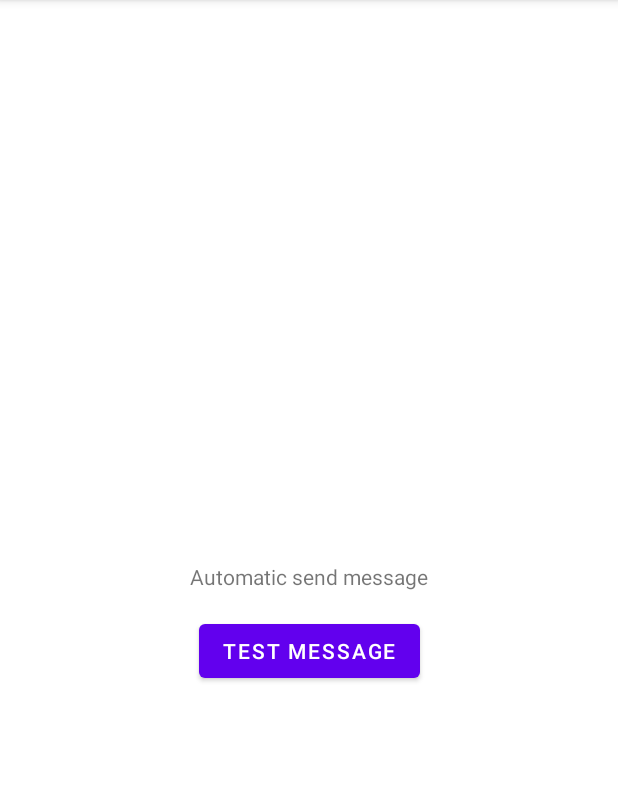
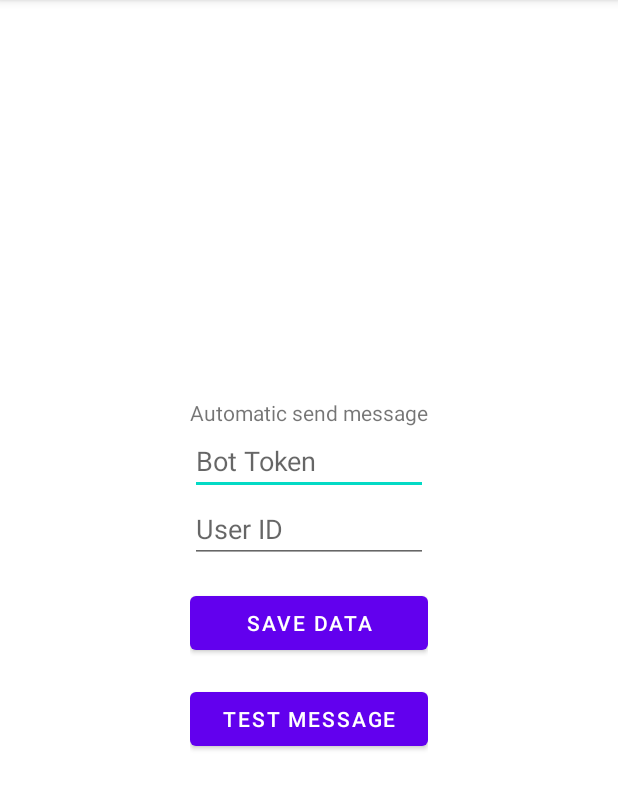
Before and after one commit to dizyaa/sms-receiver-android, an Android app: the screen it shows after launch (MainActivity), after a tap on "TEST MESSAGE", on a phone screen of 412 x 824 dp, the part 84-894 px from its top. Run offline under Robolectric (Android 15) with nearby library versions, the phone set to English and light mode, and no system bars; network calls fail; 1 statement that could not run was skipped.

Commit message:
add: data storage

```diff
--- a/app/build.gradle
+++ b/app/build.gradle
@@ -16,8 +16,6 @@ android {
         testInstrumentationRunner "androidx.test.runner.AndroidJUnitRunner"
 
         buildConfigField "String", "TELEGRAM_BASE_URL", TELEGRAM_BASE_URL
-        buildConfigField "String", "TELEGRAM_BOT_TOKEN", TELEGRAM_BOT_TOKEN
-        buildConfigField "String", "TELEGRAM_USER_ID", TELEGRAM_USER_ID
     }
 
     buildTypes {
--- /dev/null
+++ b/app/src/main/java/dev/dizel/smsreceiver/DataStorage.kt
@@ -0,0 +1,27 @@
+package dev.dizel.smsreceiver
+
+import android.content.Context
+
+class DataStorage(context: Context) {
+    private val sharedPreferences = context.getSharedPreferences("DATA", Context.MODE_PRIVATE)
+
+    fun saveUserId(userId: String) {
+        sharedPreferences.edit()
+            .putString("USER_ID", userId)
+            .apply()
+    }
+
+    fun getUserId(): String? {
+        return sharedPreferences.getString("USER_ID", null)
+    }
+
+    fun saveToken(token: String) {
+        sharedPreferences.edit()
+            .putString("TOKEN", token)
+            .apply()
+    }
+
+    fun getToken(): String? {
+        return sharedPreferences.getString("TOKEN", null)
+    }
+}
--- a/app/src/main/java/dev/dizel/smsreceiver/MainActivity.kt
+++ b/app/src/main/java/dev/dizel/smsreceiver/MainActivity.kt
@@ -2,32 +2,55 @@ package dev.dizel.smsreceiver
 
 import android.Manifest
 import android.os.Build
-import androidx.appcompat.app.AppCompatActivity
 import android.os.Bundle
 import android.widget.Button
+import android.widget.EditText
+import android.widget.Toast
+import androidx.appcompat.app.AppCompatActivity
 import androidx.lifecycle.lifecycleScope
-import kotlinx.coroutines.coroutineScope
 import kotlinx.coroutines.launch
 
 class MainActivity : AppCompatActivity() {
 
     private val requestPermissionCode = 103
+    private lateinit var storage: DataStorage
 
     override fun onCreate(savedInstanceState: Bundle?) {
         super.onCreate(savedInstanceState)
         setContentView(R.layout.activity_main)
+
+        storage = DataStorage(applicationContext)
+
         sendStartUpMessage()
+        setUpView()
+        requestPermissions()
+    }
 
-        findViewById<Button>(R.id.vTestButton).setOnClickListener {
-            sendTestMessage()
-        }
+    private fun setUpView() {
+        findViewById<Button>(R.id.vTestButton).setOnClickListener { sendTestMessage() }
+        findViewById<Button>(R.id.buttonSaveData).setOnClickListener { saveData() }
 
+        findViewById<EditText>(R.id.editTextToken).setText(storage.getToken() ?: "")
+        findViewById<EditText>(R.id.editTextUserId).setText(storage.getUserId() ?: "")
+    }
+
+    private fun requestPermissions() {
         requestPermissions(
             arrayOf(
                 Manifest.permission.READ_SMS,
                 Manifest.permission.RECEIVE_SMS,
             ), requestPermissionCode
         )
+    }
+
+    private fun saveData() {
+        val token = findViewById<EditText>(R.id.editTextToken).text.toString()
+        storage.saveToken(token)
+
+        val userId = findViewById<EditText>(R.id.editTextUserId).text.toString()
+        storage.saveUserId(userId)
+
+        Toast.makeText(this, "Successful!!", Toast.LENGTH_SHORT).show()
     }
 
     private fun sendStartUpMessage() {
@@ -39,13 +62,16 @@ class MainActivity : AppCompatActivity() {
     }
 
     private fun sendMessage(text: String) {
+        val token = storage.getToken() ?: return
+        val userId = storage.getUserId() ?: return
+
         val message = Message(
-            chatId = BuildConfig.TELEGRAM_USER_ID,
+            chatId = userId,
             text = text
         )
 
         lifecycleScope.launch {
-            RetrofitBuilder.apiService.sendMessage(message)
+            RetrofitBuilder.apiService.sendMessage(token, message)
         }
     }
 }
--- a/app/src/main/java/dev/dizel/smsreceiver/RetrofitBuilder.kt
+++ b/app/src/main/java/dev/dizel/smsreceiver/RetrofitBuilder.kt
@@ -6,7 +6,7 @@ import retrofit2.converter.gson.GsonConverterFactory
 object RetrofitBuilder {
 
     private val retrofit = Retrofit.Builder()
-        .baseUrl("${BuildConfig.TELEGRAM_BASE_URL}${BuildConfig.TELEGRAM_BOT_TOKEN}/")
+        .baseUrl(BuildConfig.TELEGRAM_BASE_URL)
         .addConverterFactory(GsonConverterFactory.create())
         .build()
 
--- a/app/src/main/java/dev/dizel/smsreceiver/TelegramApi.kt
+++ b/app/src/main/java/dev/dizel/smsreceiver/TelegramApi.kt
@@ -1,12 +1,13 @@
 package dev.dizel.smsreceiver
 
-import retrofit2.Call
 import retrofit2.http.Body
 import retrofit2.http.POST
+import retrofit2.http.Path
 
 interface TelegramApi {
-    @POST("sendMessage")
+    @POST("bot{token}/sendMessage")
     suspend fun sendMessage(
+        @Path("token") token: String,
         @Body body: Message
     ): Message
 }
--- a/app/src/main/res/layout/activity_main.xml
+++ b/app/src/main/res/layout/activity_main.xml
@@ -6,24 +6,49 @@
     android:layout_height="match_parent"
     tools:context=".MainActivity">
 
-    <TextView
-        android:id="@+id/textView"
+    <LinearLayout
         android:layout_width="wrap_content"
         android:layout_height="wrap_content"
-        android:text="Automatic send message"
+        android:orientation="vertical"
         app:layout_constraintBottom_toBottomOf="parent"
         app:layout_constraintLeft_toLeftOf="parent"
         app:layout_constraintRight_toRightOf="parent"
-        app:layout_constraintTop_toTopOf="parent" />
+        app:layout_constraintTop_toTopOf="parent">
 
-    <Button
-        android:id="@+id/vTestButton"
-        android:layout_width="wrap_content"
-        android:layout_height="wrap_content"
-        android:layout_marginTop="16dp"
-        android:text="Test message"
-        app:layout_constraintEnd_toEndOf="@+id/textView"
-        app:layout_constraintStart_toStartOf="@+id/textView"
-        app:layout_constraintTop_toBottomOf="@+id/textView" />
+
+        <TextView
+            android:id="@+id/textView"
+            android:layout_width="wrap_content"
+            android:layout_height="wrap_content"
+            android:text="Automatic send message" />
+
+        <EditText
+            android:id="@+id/editTextToken"
+            android:layout_width="match_parent"
+            android:layout_height="wrap_content"
+            android:hint="Bot Token"/>
+
+        <EditText
+            android:id="@+id/editTextUserId"
+            android:layout_width="match_parent"
+            android:layout_height="wrap_content"
+            android:hint="User ID"/>
+
+        <Button
+            android:id="@+id/buttonSaveData"
+            android:layout_width="match_parent"
+            android:layout_height="wrap_content"
+            android:layout_marginTop="16dp"
+            android:text="Save data" />
+
+        <Button
+            android:id="@+id/vTestButton"
+            android:layout_width="match_parent"
+            android:layout_height="wrap_content"
+            android:layout_marginTop="16dp"
+            android:text="Test message" />
+
+    </LinearLayout>
+
 
 </androidx.constraintlayout.widget.ConstraintLayout>
--- a/gradle.properties
+++ b/gradle.properties
@@ -20,6 +20,4 @@ android.enableJetifier=true
 # Kotlin code style for this project: "official" or "obsolete":
 kotlin.code.style=official
 
-TELEGRAM_BASE_URL="https://api.telegram.org/bot"
-TELEGRAM_BOT_TOKEN=""
-TELEGRAM_USER_ID=""
+TELEGRAM_BASE_URL="https://api.telegram.org/"
```
Also changed, not shown: app/src/main/java/dev/dizel/smsreceiver/SMSBroadcastReceiver.kt (+7 -2 lines).
